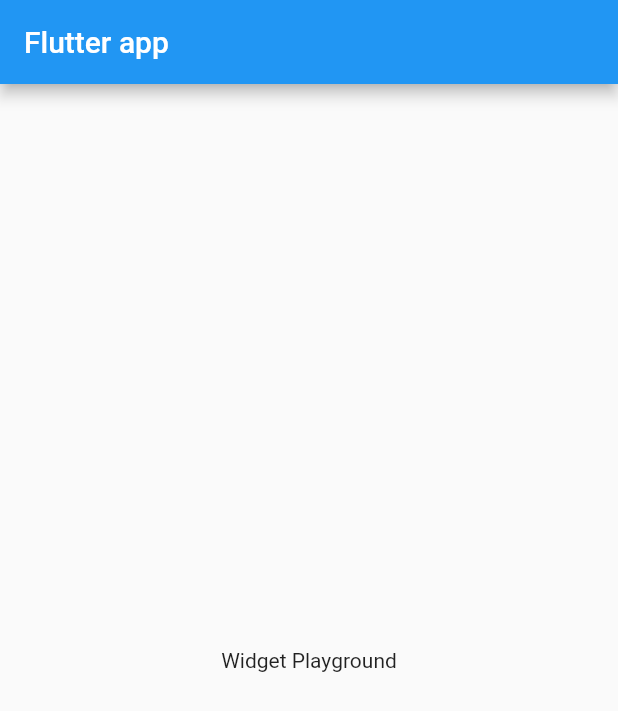
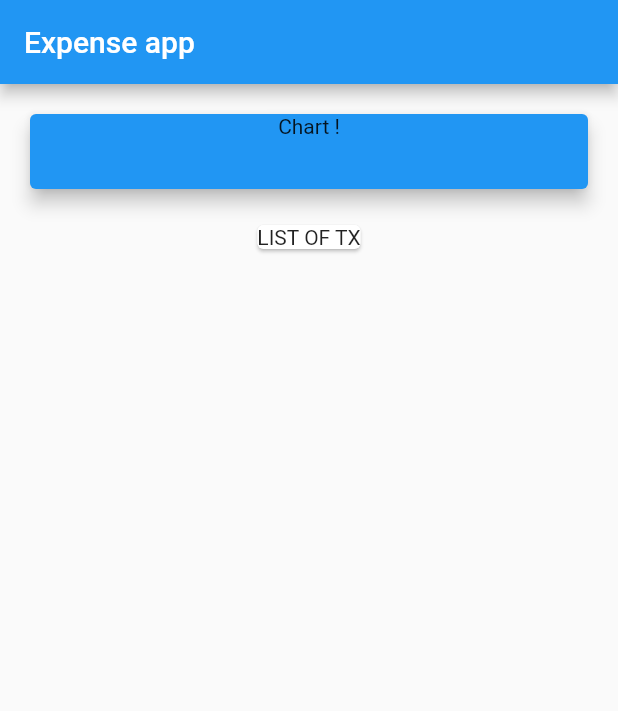
Before and after one commit to 1orZero/Flutter_Expense_app, a Flutter app: the screen it shows after launch, on a phone screen of 412 x 824 dp. Shown: the top 711 px of the screen. Run offline on Flutter 3.47's test engine with Material 2 defaults, Android fonts, the phone set to English and light mode, and no system bars.

Commit message:
add Card

```diff
--- a/lib/main.dart
+++ b/lib/main.dart
@@ -19,10 +19,27 @@ class MyHomePage extends StatelessWidget {
   Widget build(BuildContext context) {
     return Scaffold(
       appBar: AppBar(
-        title: const Text('Flutter app'),
+        title: const Text('Expense app'),
       ),
-      body: Center(
-        child: Text('Widget Playground'),
+      body: Column(
+        children: <Widget>[
+          Card(
+            color: Colors.blue,
+            margin: EdgeInsets.all(20),
+            child: Container(
+              child: Text(
+                'Chart !',
+                textAlign: TextAlign.center,
+              ),
+              width: double.infinity,
+              height: 50,
+            ),
+            elevation: 5,
+          ),
+          Card(
+            child: Text('LIST OF TX'),
+          ),
+        ],
       ),
     );
   }
```
Also changed, not shown: 1 other file.
